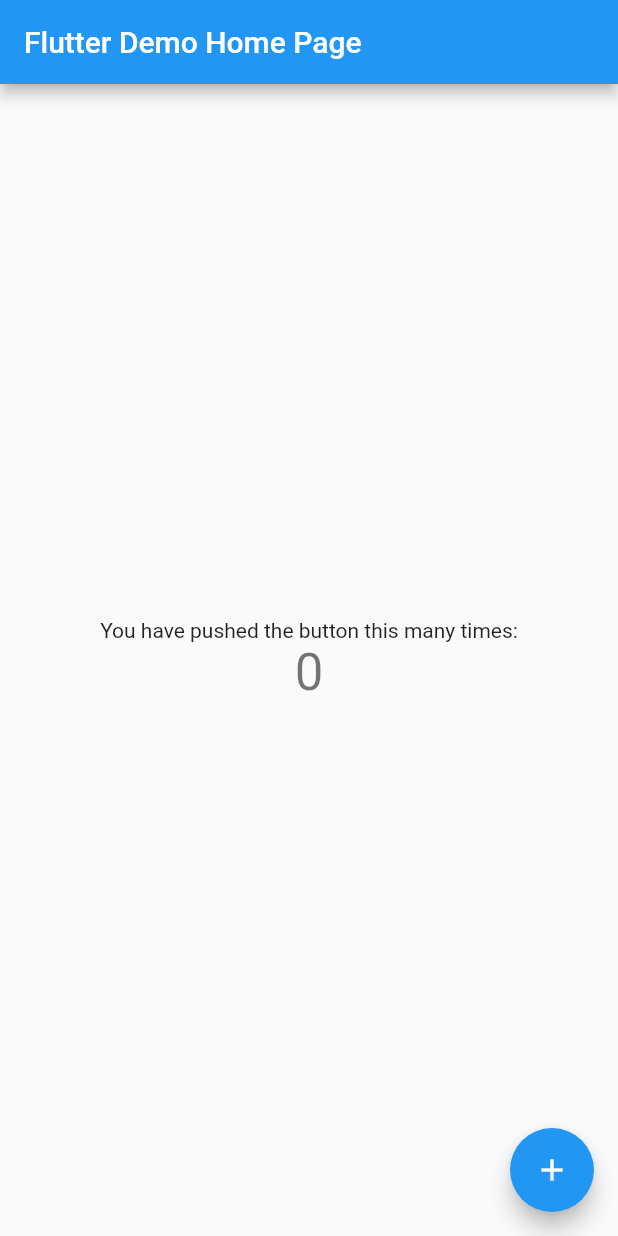
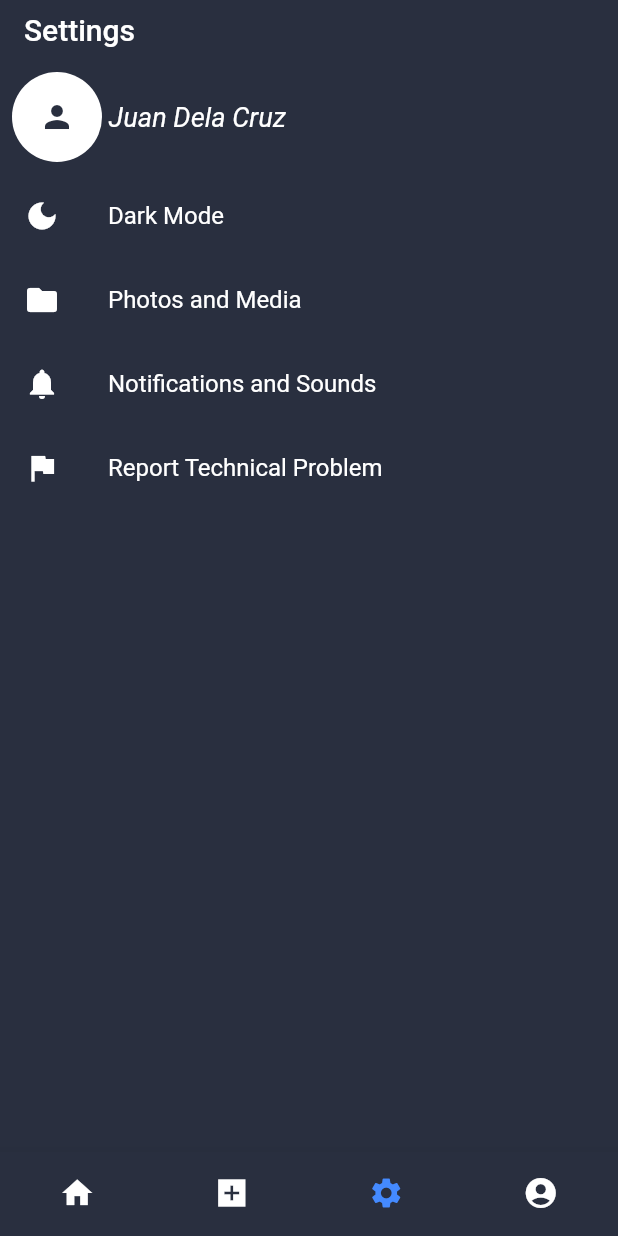
Before and after one commit to la-pnd/campus-link, a Flutter app: the screen it shows after launch, on a phone screen of 412 x 824 dp. Run offline on Flutter 3.47's test engine with Material 2 defaults, Android fonts, the phone set to English and light mode, and no system bars; our stand-ins replace google_fonts.

Commit message:
SettingsScreen
Font not yet Fixed

```diff
--- a/lib/main.dart
+++ b/lib/main.dart
@@ -1,115 +1,13 @@
 import 'package:flutter/material.dart';
+import 'ui/settings.dart';
 
 void main() {
-  runApp(const MyApp());
+  // ignore: prefer_const_constructors
+  runApp(
+      // ignore: prefer_const_constructors
+      MaterialApp(
+    color: Colors.blueAccent,
+    title: "Flutter App First",
+    home: const SettingsScreen(),
+  ));
 }
-
-class MyApp extends StatelessWidget {
-  const MyApp({super.key});
-
-  // This widget is the root of your application.
-  @override
-  Widget build(BuildContext context) {
-    return MaterialApp(
-      title: 'Flutter Demo',
-      theme: ThemeData(
-        // This is the theme of your application.
-        //
-        // Try running your application with "flutter run". You'll see the
-        // application has a blue toolbar. Then, without quitting the app, try
-        // changing the primarySwatch below to Colors.green and then invoke
-        // "hot reload" (press "r" in the console where you ran "flutter run",
-        // or simply save your changes to "hot reload" in a Flutter IDE).
-        // Notice that the counter didn't reset back to zero; the application
-        // is not restarted.
-        primarySwatch: Colors.blue,
-      ),
-      home: const MyHomePage(title: 'Flutter Demo Home Page'),
-    );
-  }
-}
-
-class MyHomePage extends StatefulWidget {
-  const MyHomePage({super.key, required this.title});
-
-  // This widget is the home page of your application. It is stateful, meaning
-  // that it has a State object (defined below) that contains fields that affect
-  // how it looks.
-
-  // This class is the configuration for the state. It holds the values (in this
-  // case the title) provided by the parent (in this case the App widget) and
-  // used by the build method of the State. Fields in a Widget subclass are
-  // always marked "final".
-
-  final String title;
-
-  @override
-  State<MyHomePage> createState() => _MyHomePageState();
-}
-
-class _MyHomePageState extends State<MyHomePage> {
-  int _counter = 0;
-
-  void _incrementCounter() {
-    setState(() {
-      // This call to setState tells the Flutter framework that something has
-      // changed in this State, which causes it to rerun the build method below
-      // so that the display can reflect the updated values. If we changed
-      // _counter without calling setState(), then the build method would not be
-      // called again, and so nothing would appear to happen.
-      _counter++;
-    });
-  }
-
-  @override
-  Widget build(BuildContext context) {
-    // This method is rerun every time setState is called, for instance as done
-    // by the _incrementCounter method above.
-    //
-    // The Flutter framework has been optimized to make rerunning build methods
-    // fast, so that you can just rebuild anything that needs updating rather
-    // than having to individually change instances of widgets.
-    return Scaffold(
-      appBar: AppBar(
-        // Here we take the value from the MyHomePage object that was created by
-        // the App.build method, and use it to set our appbar title.
-        title: Text(widget.title),
-      ),
-      body: Center(
-        // Center is a layout widget. It takes a single child and positions it
-        // in the middle of the parent.
-        child: Column(
-          // Column is also a layout widget. It takes a list of children and
-          // arranges them vertically. By default, it sizes itself to fit its
-          // children horizontally, and tries to be as tall as its parent.
-          //
-          // Invoke "debug painting" (press "p" in the console, choose the
-          // "Toggle Debug Paint" action from the Flutter Inspector in Android
-          // Studio, or the "Toggle Debug Paint" command in Visual Studio Code)
-          // to see the wireframe for each widget.
-          //
-          // Column has various properties to control how it sizes itself and
-          // how it positions its children. Here we use mainAxisAlignment to
-          // center the children vertically; the main axis here is the vertical
-          // axis because Columns are vertical (the cross axis would be
-          // horizontal).
-          mainAxisAlignment: MainAxisAlignment.center,
-          children: <Widget>[
-            const Text(
-              'You have pushed the button this many times:',
-            ),
-            Text(
-              '$_counter',
-              style: Theme.of(context).textTheme.headlineMedium,
-            ),
-          ],
-        ),
-      ),
-      floatingActionButton: FloatingActionButton(
-        onPressed: _incrementCounter,
-        tooltip: 'Increment',
-        child: const Icon(Icons.add),
-      ), // This trailing comma makes auto-formatting nicer for build methods.
-    );
-  }
-}
--- /dev/null
+++ b/lib/ui/settings.dart
@@ -0,0 +1,124 @@
+import 'package:flutter/material.dart';
+import 'package:google_fonts/google_fonts.dart';
+
+class SettingsScreen extends StatelessWidget {
+  const SettingsScreen({Key? key}) : super(key: key);
+
+  @override
+  Widget build(BuildContext context) {
+    return Scaffold(
+      appBar: AppBar(
+        title: const Text("Settings"),
+        backgroundColor: Color(0xFF292F3F), // set the background color
+        elevation: 0, // remove the shadow
+        bottom: PreferredSize(
+          preferredSize:
+              const Size.fromHeight(60.0), // set the preferred height
+          child: Padding(
+            padding: const EdgeInsets.all(8.0),
+            child: Row(
+              mainAxisAlignment: MainAxisAlignment.start,
+              children: const [
+                CircleAvatar(
+                  backgroundColor: Colors.white,
+                  radius: 30,
+                  child: Icon(
+                    Icons.person,
+                    color: Color(0xFF292F3F),
+                  ),
+                ),
+                Text(
+                  " Juan Dela Cruz",
+                  style: TextStyle(
+                      color: Colors.white,
+                      fontSize: 18,
+                      fontStyle: FontStyle.italic),
+                ),
+              ],
+            ),
+          ),
+        ),
+      ),
+      body: ListView(
+        children: [
+          ListTile(
+            leading: const Icon(Icons.dark_mode, color: Colors.white),
+            title: const Text(
+              'Dark Mode',
+              style: TextStyle(
+                color: Colors.white,
+              ),
+            ),
+            onTap: () {
+              // Handle menu item tap
+            },
+          ),
+          ListTile(
+            leading: const Icon(Icons.folder, color: Colors.white),
+            title: const Text(
+              'Photos and Media',
+              style: TextStyle(
+                color: Colors.white,
+              ),
+            ),
+            onTap: () {
+              // Handle menu item tap
+            },
+          ),
+          ListTile(
+            leading: const Icon(Icons.notifications, color: Colors.white),
+            title: const Text(
+              'Notifications and Sounds',
+              style: TextStyle(
+                color: Colors.white,
+              ),
+            ),
+            onTap: () {
+              // Handle menu item tap
+            },
+          ),
+          ListTile(
+            leading: const Icon(Icons.flag, color: Colors.white),
+            title: const Text(
+              'Report Technical Problem',
+              style: TextStyle(
+                color: Colors.white,
+              ),
+            ),
+            onTap: () {
+              // Handle menu item tap
+            },
+          ),
+        ],
+      ),
+      backgroundColor: Color(0xFF292F3F),
+      bottomNavigationBar: BottomNavigationBar(
+          type: BottomNavigationBarType.fixed,
+          backgroundColor: Color(0xFF292F3F),
+          selectedItemColor: Colors.blueAccent,
+          unselectedItemColor: Colors.white,
+          selectedLabelStyle: TextStyle(fontSize: 0),
+          unselectedLabelStyle: TextStyle(fontSize: 0),
+          currentIndex: 2,
+          items: const [
+            BottomNavigationBarItem(
+              label: "",
+              icon: Icon(Icons.home),
+            ),
+            BottomNavigationBarItem(
+              label: "",
+              icon: Icon(Icons.add_box_sharp),
+            ),
+            BottomNavigationBarItem(
+              label: "",
+              icon: Icon(Icons.settings),
+            ),
+            BottomNavigationBarItem(
+              label: "",
+              icon: Icon(Icons.account_circle),
+            ),
+          ],
+          onTap: (int indexOfItem) {}),
+    );
+  }
+}
--- a/pubspec.yaml
+++ b/pubspec.yaml
@@ -35,6 +35,7 @@
   # The following adds the Cupertino Icons font to your application.
   # Use with the CupertinoIcons class for iOS style icons.
   cupertino_icons: ^1.0.2
+  google_fonts: ^4.0.3
 
 dev_dependencies:
   flutter_test:
```
Also changed, not shown: pubspec.lock, 2 other files.
